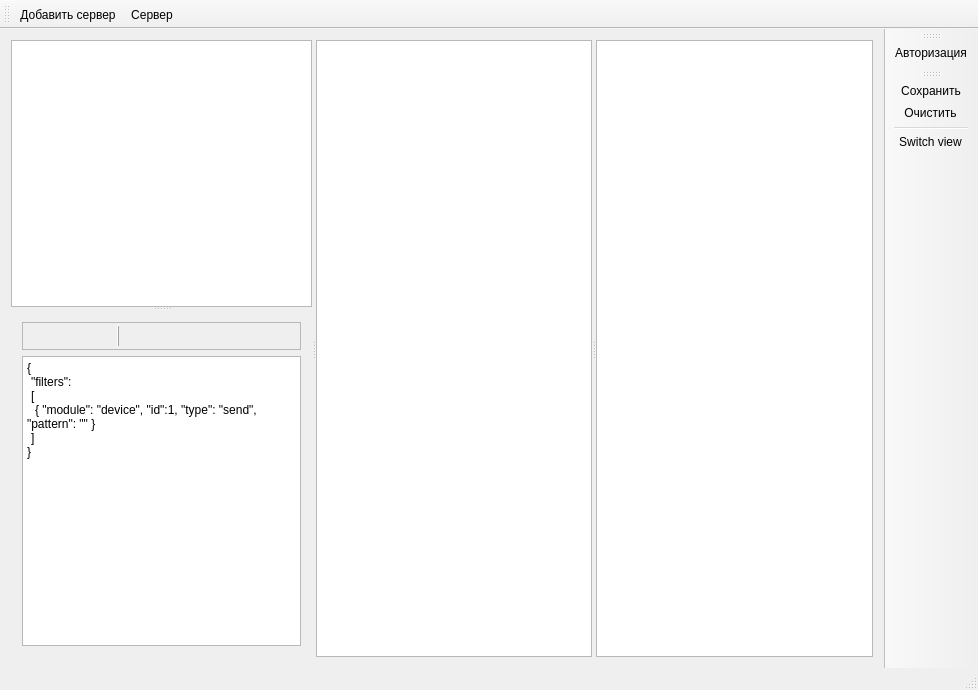
First picture: the form in logview/src/mainwindow.ui, repository breton75/Modus, before the edit.
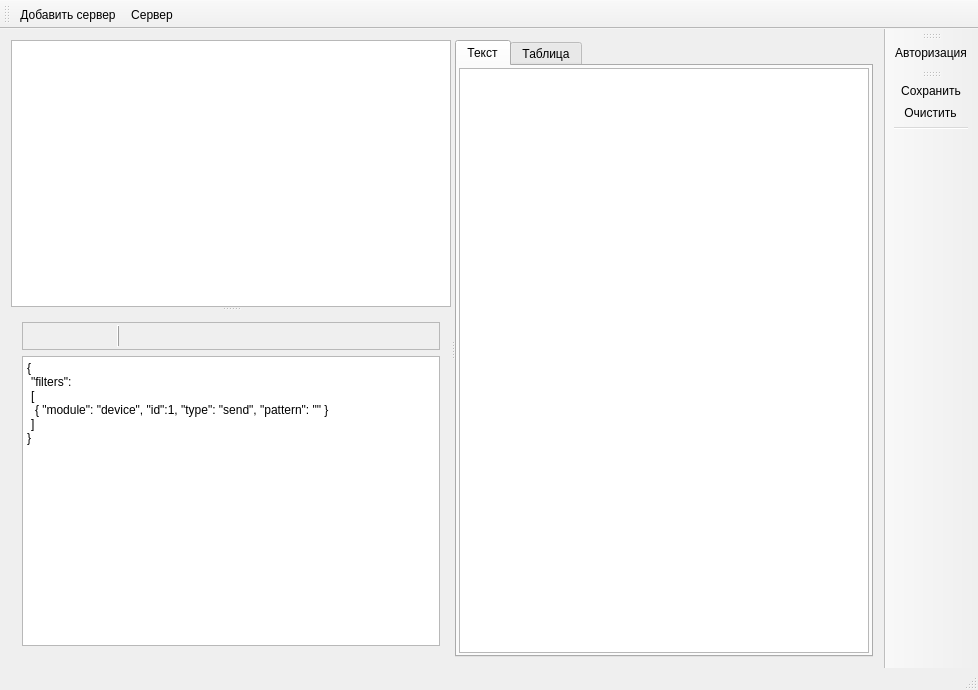
Second picture: the form after the edit. Icons and pictures are not drawn.

What changed in the file:
```diff
--- a/logview/src/mainwindow.ui
+++ b/logview/src/mainwindow.ui
@@ -212,6 +212,28 @@
         </layout>
        </widget>
       </widget>
+      <widget class="QTabWidget" name="tabLog">
+       <property name="currentIndex">
+        <number>0</number>
+       </property>
+       <widget class="QWidget" name="tabText">
+        <attribute name="title">
+         <string>Текст</string>
+        </attribute>
+        <layout class="QVBoxLayout" name="verticalLayout_4">
+         <property name="leftMargin">
+          <number>2</number>
+         </property>
+         <property name="topMargin">
+          <number>2</number>
+         </property>
+         <property name="rightMargin">
+          <number>2</number>
+         </property>
+         <property name="bottomMargin">
+          <number>2</number>
+         </property>
+         <item>
       <widget class="QTextEdit" name="textLog">
        <property name="font">
         <font>
@@ -227,6 +249,27 @@
 &lt;p style=&quot;-qt-paragraph-type:empty; margin-top:0px; margin-bottom:0px; margin-left:0px; margin-right:0px; -qt-block-indent:0; text-indent:0px;&quot;&gt;&lt;br /&gt;&lt;/p&gt;&lt;/body&gt;&lt;/html&gt;</string>
        </property>
       </widget>
+         </item>
+        </layout>
+       </widget>
+       <widget class="QWidget" name="tabTable">
+        <attribute name="title">
+         <string>Таблица</string>
+        </attribute>
+        <layout class="QVBoxLayout" name="verticalLayout_3">
+         <property name="leftMargin">
+          <number>2</number>
+         </property>
+         <property name="topMargin">
+          <number>2</number>
+         </property>
+         <property name="rightMargin">
+          <number>2</number>
+         </property>
+         <property name="bottomMargin">
+          <number>2</number>
+         </property>
+         <item>
       <widget class="QTableWidget" name="tableLog">
        <property name="editTriggers">
         <set>QAbstractItemView::NoEditTriggers</set>
@@ -235,6 +278,10 @@
         <bool>true</bool>
        </property>
       </widget>
+         </item>
+        </layout>
+       </widget>
+      </widget>
      </widget>
     </item>
    </layout>
@@ -291,7 +338,6 @@
    <addaction name="actionSaveLog"/>
    <addaction name="actionClearLog"/>
    <addaction name="separator"/>
-   <addaction name="actionSwitchView"/>
   </widget>
   <action name="actionSaveLog">
    <property name="icon">
@@ -381,18 +427,6 @@
     <string>saveFilter</string>
    </property>
   </action>
-  <action name="actionSwitchView">
-   <property name="checkable">
-    <bool>true</bool>
-   </property>
-   <property name="icon">
-    <iconset resource="../../global/resourses/res.qrc">
-     <normaloff>:/my_icons/icons/022-page.png</normaloff>:/my_icons/icons/022-page.png</iconset>
-   </property>
-   <property name="text">
-    <string>Switch view</string>
-   </property>
-  </action>
  </widget>
  <layoutdefault spacing="6" margin="11"/>
  <resources>
```
Lines whose indentation alone changed are shown as unchanged.
